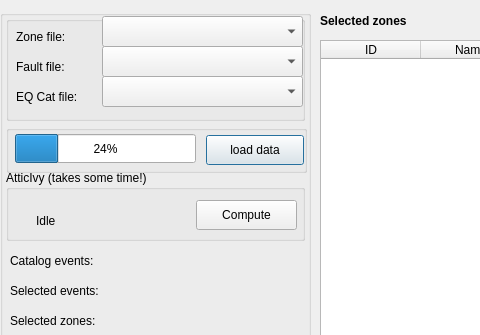
Old version of the form mt_seismicsource/ui_seismicsource.ui in the repository feuchner/seismicsource-toolkit; both pictures show x 0 to 480 and y 0 to 335 of the 816 by 849 pixel window.
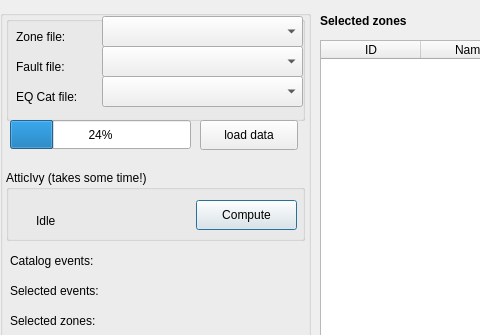
New version of the form. Custom widgets are drawn as their Qt base class.

Commit message: removed group box in load data widget

The edit to the form file:
```diff
--- a/mt_seismicsource/ui_seismicsource.ui
+++ b/mt_seismicsource/ui_seismicsource.ui
@@ -119,42 +119,6 @@
       </property>
      </widget>
     </widget>
-    <widget class="QGroupBox" name="groupBoxLoadData">
-     <property name="geometry">
-      <rect>
-       <x>6</x>
-       <y>115</y>
-       <width>301</width>
-       <height>48</height>
-      </rect>
-     </property>
-     <widget class="QProgressBar" name="progressBarLoadData">
-      <property name="geometry">
-       <rect>
-        <x>9</x>
-        <y>9</y>
-        <width>181</width>
-        <height>29</height>
-       </rect>
-      </property>
-      <property name="value">
-       <number>24</number>
-      </property>
-     </widget>
-     <widget class="QPushButton" name="btnLoadData">
-      <property name="geometry">
-       <rect>
-        <x>200</x>
-        <y>10</y>
-        <width>98</width>
-        <height>30</height>
-       </rect>
-      </property>
-      <property name="text">
-       <string>load data</string>
-      </property>
-     </widget>
-    </widget>
     <widget class="QGroupBox" name="groupBoxAtticIvy">
      <property name="geometry">
       <rect>
@@ -340,6 +304,32 @@
       <bool>false</bool>
      </property>
     </widget>
+    <widget class="QProgressBar" name="progressBarLoadData">
+     <property name="geometry">
+      <rect>
+       <x>10</x>
+       <y>110</y>
+       <width>181</width>
+       <height>29</height>
+      </rect>
+     </property>
+     <property name="value">
+      <number>24</number>
+     </property>
+    </widget>
+    <widget class="QPushButton" name="btnLoadData">
+     <property name="geometry">
+      <rect>
+       <x>200</x>
+       <y>110</y>
+       <width>98</width>
+       <height>30</height>
+      </rect>
+     </property>
+     <property name="text">
+      <string>load data</string>
+     </property>
+    </widget>
    </widget>
   </widget>
   <widget class="QWidget" name="widgetPlotFMD" native="true">
```
